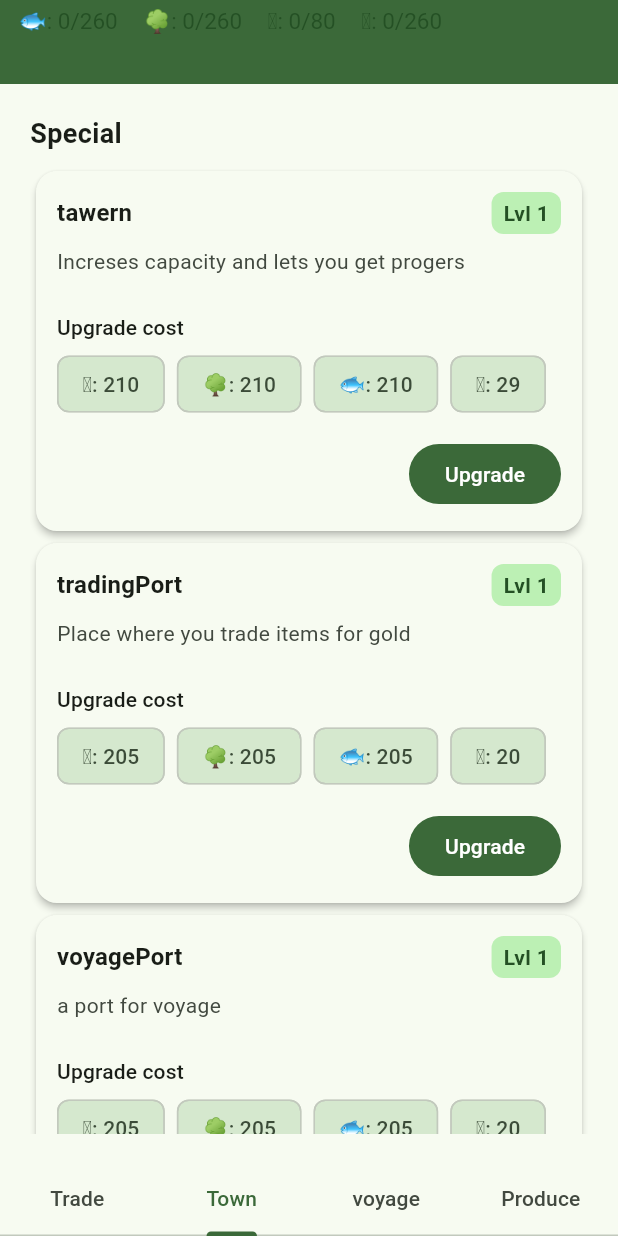
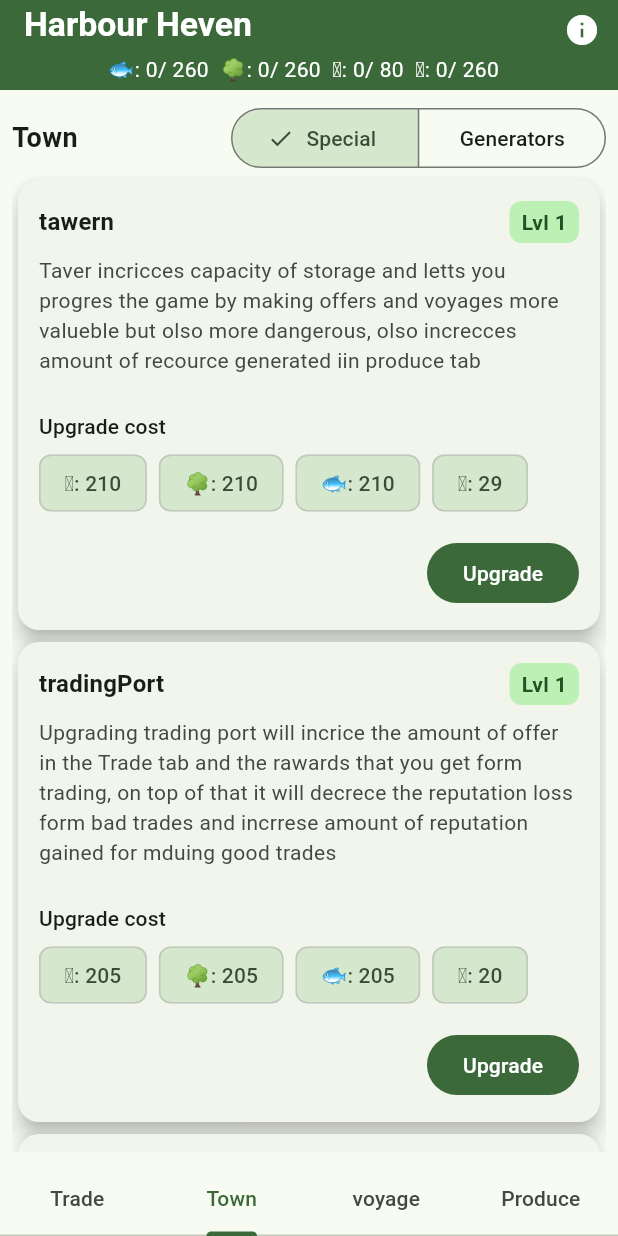
Before and after one commit to RafikoZZ55/harbour-heven, a Flutter app: the screen it shows after launch, item 2 of the bottom bar chosen, on a phone screen of 412 x 824 dp. Run offline on Flutter 3.47's test engine with Material 3 defaults, Android fonts, the phone set to English and light mode, and no system bars; our stand-ins replace flutter_riverpod, hive_flutter; accounts and stored records are empty.

Commit message:
reworked appBar, perfected tow_view and completed descriptions for buildings

```diff
--- a/harbour_heven/lib/components/building_card.dart
+++ b/harbour_heven/lib/components/building_card.dart
@@ -55,8 +55,7 @@ class _BuildingCardState extends ConsumerState<BuildingCard> {
     final scheme = Theme.of(context).colorScheme;
 
     return Card(
-      elevation: 2,
-      color: scheme.surface,
+      elevation: 6,
       shape: RoundedRectangleBorder(
         borderRadius: BorderRadius.circular(14),
       ),
@@ -98,10 +97,23 @@ class _BuildingCardState extends ConsumerState<BuildingCard> {
                   ),
             ),
             const SizedBox(height: 12),
-            building is Generator ? LinearProgressIndicator(
-              value: progres,
-              minHeight: 7.5,
-            ):
+
+            building is Generator
+                ? TweenAnimationBuilder<double>(
+                    tween: Tween<double>(
+                      begin: 0,
+                      end: progres,
+                    ),
+                    duration: const Duration(milliseconds: 1100),
+                    curve: Curves.easeInOut,
+                    builder: (context, value, _) {
+                      return LinearProgressIndicator(
+                        value: value,
+                        minHeight: 7.5,
+                      );
+                    },
+                  )
+                : const SizedBox.shrink(),
 
             const SizedBox(height: 12),
             Text(
@@ -122,7 +134,9 @@ class _BuildingCardState extends ConsumerState<BuildingCard> {
                 );
               }).toList(),
             ),
+
             const SizedBox(height: 12),
+
             Align(
               alignment: Alignment.centerRight,
               child: FilledButton(
--- /dev/null
+++ b/harbour_heven/lib/components/main_game_bar.dart
@@ -0,0 +1,54 @@
+import 'package:flutter/material.dart';
+import 'package:flutter_riverpod/flutter_riverpod.dart';
+import 'package:harbour_heven/data/model/player/player.dart';
+import 'package:harbour_heven/data/providers/player/player_provider.dart';
+
+
+class MainGameBar extends ConsumerWidget implements PreferredSizeWidget {
+  const MainGameBar({super.key});
+
+  @override
+  Widget build(BuildContext context, WidgetRef ref) {
+    final Player player = ref.watch(playerProvider);
+
+    ColorScheme scheme = Theme.of(context).colorScheme;
+
+    return AppBar(
+      title: Text("Harbour Heven"),
+      titleTextStyle: TextStyle(
+        color: scheme.onPrimary,
+        fontWeight: FontWeight.bold,
+        fontSize: 22.5
+      ),
+      iconTheme: IconThemeData(
+        color: scheme.onPrimary
+      ),
+      actions: [
+        IconButton(
+          onPressed: (){},
+          icon: Icon(Icons.info),
+        )
+      ],
+      bottom: PreferredSize(
+        preferredSize: preferredSize,
+        child: Padding(
+          padding: const EdgeInsets.all(4.0),
+          child: Wrap(
+            children: player.resources.entries.map(
+              (r) => Text(
+                "${r.key.icon}: ${r.value}/ ${player.calculateCapacity(resourceType: r.key)}  ",
+                style: TextStyle(
+                  color: scheme.onPrimary
+                ),
+              )
+            ).toList(),
+          ),
+        )
+      ),
+      backgroundColor: scheme.primary,
+    );
+  }
+
+  @override
+  Size get preferredSize => Size(double.infinity, 60);
+}
--- a/harbour_heven/lib/components/resource_bar.dart
+++ /dev/null
@@ -1,28 +0,0 @@
-import 'package:flutter/material.dart';
-import 'package:flutter_riverpod/flutter_riverpod.dart';
-import 'package:harbour_heven/components/resource_display.dart';
-import 'package:harbour_heven/data/providers/player/player_provider.dart';
-
-
-class ResourceBar extends ConsumerWidget {
-  const ResourceBar({super.key});
-
-  @override
-  Widget build(BuildContext context, WidgetRef ref) {
-    final playerResources = ref.watch(playerProvider.select((p) => p.resources));
-
-    return SizedBox(
-      height: 56,
-      child: ListView.separated(
-        scrollDirection: Axis.horizontal,
-        padding: const EdgeInsets.symmetric(horizontal: 8),
-        itemCount: playerResources.length,
-        separatorBuilder: (_,_) => const SizedBox(width: 8),
-        itemBuilder: (context, index) {
-          final type = playerResources.keys.elementAt(index);
-          return ResourceDisplay(resourceType: type);
-        },
-      ),
-    );
-  }
-}
--- a/harbour_heven/lib/data/model/building/fishing_dock.dart
+++ b/harbour_heven/lib/data/model/building/fishing_dock.dart
@@ -8,7 +8,7 @@ class FishingDock extends Generator {
   super(
     level: level ?? 1,
     type: BuildingType.fishingDock,
-    description: "basic description for a fishing dock",
+    description: "Fishing Dock is a building that passively generates fish even if you`re offline uprading it will incrice the amount of fish that is genereted per cycle ",
     price: <ResourceType,int>{ResourceType.fish: 10},
     recourcetype: ResourceType.fish
   );
--- a/harbour_heven/lib/data/model/building/quarry.dart
+++ b/harbour_heven/lib/data/model/building/quarry.dart
@@ -8,7 +8,7 @@ class Quarry extends Generator{
   super(
     level: level ?? 1,
     type: BuildingType.quarry,
-    description: "a stone quarry that generates stone",
+    description: "Quarry lets you generate stone passively even if you`re offline, upgrading it will incricce mount of recources generated per cycle",
     recourcetype: ResourceType.stone,
     price: <ResourceType,int>{ResourceType.fish: 15}
   );
--- a/harbour_heven/lib/data/model/building/sawmill.dart
+++ b/harbour_heven/lib/data/model/building/sawmill.dart
@@ -11,7 +11,7 @@ class Sawmill extends Generator {
   super(
     level: level ?? 1,
     type: BuildingType.sawmill,
-    description: "Place where you cut wood",
+    description: "Sawmill lets you passively generate resouces even if you`re offline, upgrading it will increcce amuont of resouces generated per cycle",
     recourcetype: ResourceType.wood,
     price: <ResourceType,int>{}
   );
--- a/harbour_heven/lib/data/model/building/tawern.dart
+++ b/harbour_heven/lib/data/model/building/tawern.dart
@@ -9,7 +9,7 @@ class Tawern extends Building {
   Tawern({int? level}):
   super(
     level: level ?? 1,
-    description: "Increses capacity and lets you get progers",
+    description: "Taver incricces capacity of storage and letts you progres the game by making offers and voyages more valueble but olso more dangerous, olso increcces amount of recource generated iin produce tab",
     type: BuildingType.tawern,
     price: <ResourceType,int>{}
   );
--- a/harbour_heven/lib/data/model/building/trading_port.dart
+++ b/harbour_heven/lib/data/model/building/trading_port.dart
@@ -19,7 +19,7 @@ class TradingPort extends Building {
   super(
     level: level ?? 1,
     type: BuildingType.tradingPort,
-    description: "Place where you trade items for gold",
+    description: "Upgrading trading port will incrice the amount of offer in the Trade tab and the rawards that you get form trading, on top of that it will decrece the reputation loss form bad trades and incrrese amount of reputation gained for mduing good trades ",
     price: <ResourceType,int>{}
   );
 
--- a/harbour_heven/lib/data/model/building/voyage_port.dart
+++ b/harbour_heven/lib/data/model/building/voyage_port.dart
@@ -24,7 +24,7 @@ class VoyagePort extends Building {
   super(
     level: level ?? 1,
     type: BuildingType.voyagePort,
-    description: "a port for voyage",
+    description: "Voyage Port is responsable for amut of voyages you can choose form and amout of extra loot you can get from them",
     price: <ResourceType,int>{}
   );
 
--- a/harbour_heven/lib/data/model/player/operators/player_offer_operator.dart
+++ b/harbour_heven/lib/data/model/player/operators/player_offer_operator.dart
@@ -18,7 +18,7 @@ extension PlayerOfferOperator on Player {
   }
 
   int _claculeteOfferQueeSize(){
-    return 2 + (2* (_getTradingPort().level / 3).floor());
+    return  ( 1 + (_getTradingPort().level).floor());
   }
 
   Map<ResourceType,int> _calculateOfferRewards({required OfferType offerType}) {
--- a/harbour_heven/lib/main.dart
+++ b/harbour_heven/lib/main.dart
@@ -4,7 +4,7 @@ import 'package:harbour_heven/data/hive/building_state.dart';
 import 'package:harbour_heven/data/hive/offer_state.dart';
 import 'package:harbour_heven/data/hive/player_state.dart';
 import 'package:harbour_heven/data/hive/voyage_state.dart';
-import 'package:harbour_heven/pages/game_main_page.dart';
+import 'package:harbour_heven/pages/main_game_page.dart';
 import 'package:hive_flutter/adapters.dart';
 void main() async {
   await Hive.initFlutter();
@@ -37,6 +37,7 @@ class _MainState extends ConsumerState<Main> {
   @override
   Widget build(BuildContext context) {
     return MaterialApp(
+      debugShowCheckedModeBanner: false,
       theme: ThemeData(
         colorScheme: ColorScheme.fromSeed(
           seedColor: const Color.fromARGB(255, 0, 255, 76),
@@ -45,7 +46,7 @@ class _MainState extends ConsumerState<Main> {
         ),
       ),
 
-      home: GameMainPage(),
+      home: MainGamePage(),
     );
   }
 }
--- a/harbour_heven/lib/pages/game_main_page.dart
+++ b/harbour_heven/lib/pages/main_game_page.dart
@@ -1,28 +1,22 @@
 import 'package:flutter/material.dart';
 import 'package:flutter_riverpod/flutter_riverpod.dart';
-import 'package:harbour_heven/components/resource_bar.dart';
+import 'package:harbour_heven/components/main_game_bar.dart';
 import 'package:harbour_heven/views/offer_view.dart';
 import 'package:harbour_heven/views/production_view.dart';
 import 'package:harbour_heven/views/town_view.dart';
 import 'package:harbour_heven/views/voyage_view.dart';
-class GameMainPage extends ConsumerStatefulWidget {
-  const GameMainPage({super.key});
+class MainGamePage extends ConsumerStatefulWidget {
+  const MainGamePage({super.key});
 
   @override
-  ConsumerState<GameMainPage> createState() => _GameMainPageState();
+  ConsumerState<MainGamePage> createState() => _MainGamePageState();
 }
 
-class _GameMainPageState extends ConsumerState<GameMainPage> {
+class _MainGamePageState extends ConsumerState<MainGamePage> {
   @override
   Widget build(BuildContext context) {
-
-    ColorScheme colorScheme = Theme.of(context).colorScheme;
     return Scaffold(
-      appBar: AppBar(
-        titleSpacing: 0,
-        title: const ResourceBar(),
-        backgroundColor: colorScheme.primary,
-      ),
+      appBar: MainGameBar(),
       body: DefaultTabController(
         length: 4,
         child: Column(
--- /dev/null
+++ b/harbour_heven/lib/views/town_generators_view.dart
@@ -0,0 +1,22 @@
+import 'package:flutter/material.dart';
+import 'package:flutter_riverpod/flutter_riverpod.dart';
+import 'package:harbour_heven/components/building_card.dart';
+import 'package:harbour_heven/data/model/building/building.dart';
+import 'package:harbour_heven/data/model/enum/building_type.dart';
+import 'package:harbour_heven/data/model/player/player.dart';
+import 'package:harbour_heven/data/providers/player/player_provider.dart';
+
+class TownGeneratorsView extends ConsumerWidget {
+const TownGeneratorsView({ super.key });
+
+  @override
+  Widget build(BuildContext context, WidgetRef ref){
+    final Player player = ref.watch(playerProvider);
+    final List<Building> generators = player.buildings.where((b) => BuildingType.generators().contains(b.type)).toList();
+
+
+    return ListView(
+      children: generators.map((e) => BuildingCard(buidingIndex:  player.buildings.indexOf(e))).toList(),
+    );
+  }
+}
--- /dev/null
+++ b/harbour_heven/lib/views/town_special_view.dart
@@ -0,0 +1,23 @@
+import 'package:flutter/material.dart';
+import 'package:flutter_riverpod/flutter_riverpod.dart';
+import 'package:harbour_heven/components/building_card.dart';
+import 'package:harbour_heven/data/model/building/building.dart';
+import 'package:harbour_heven/data/model/enum/building_type.dart';
+import 'package:harbour_heven/data/model/player/player.dart';
+import 'package:harbour_heven/data/providers/player/player_provider.dart';
+
+class TownSpecialView extends ConsumerWidget {
+const TownSpecialView({super.key});
+
+  @override
+  Widget build(BuildContext context, WidgetRef ref){
+
+    final Player player = ref.watch(playerProvider);
+    final List<Building> special = player.buildings.where((b) => BuildingType.special().contains(b.type)).toList();
+
+
+    return ListView(
+      children: special.map((e) => BuildingCard(buidingIndex:  player.buildings.indexOf(e))).toList(),
+    );
+  }
+}
--- a/harbour_heven/lib/views/town_view.dart
+++ b/harbour_heven/lib/views/town_view.dart
@@ -1,11 +1,7 @@
 import 'package:flutter/material.dart';
 import 'package:flutter_riverpod/flutter_riverpod.dart';
-import 'package:harbour_heven/data/model/building/building.dart';
-import 'package:harbour_heven/data/model/building/generator.dart';
-import 'package:harbour_heven/data/model/enum/building_type.dart';
-import 'package:harbour_heven/data/model/player/player.dart';
-import 'package:harbour_heven/data/providers/player/player_provider.dart';
-import 'package:harbour_heven/components/building_card.dart';
+import 'package:harbour_heven/views/town_generators_view.dart';
+import 'package:harbour_heven/views/town_special_view.dart';
 
 class TownView extends ConsumerStatefulWidget {
   const TownView({super.key});
@@ -14,53 +10,65 @@ class TownView extends ConsumerStatefulWidget {
   ConsumerState<TownView> createState() => _TownViewState();
 }
 
+enum TownViews {special, generators}
+
 class _TownViewState extends ConsumerState<TownView> {
+
+  TownViews? _selectedTownViewBtn;
+  Widget? _selectedTownView;
+
   @override
   Widget build(BuildContext context) {
-    final Player player = ref.watch(playerProvider);
-
-    final List<Generator> generators =
-        player.buildings.whereType<Generator>().toList();
-
-    final List<Building> special = player.buildings.where((element) {
-      return BuildingType.special().contains(element.type);
-    }).toList();
+    _selectedTownViewBtn ??= TownViews.special;
+    if(_selectedTownViewBtn == TownViews.special) {_selectedTownView = TownSpecialView();}
+    else {_selectedTownView = TownGeneratorsView();}
 
     return Padding(
-      padding: const EdgeInsets.all(20),
-      child: SingleChildScrollView(
+      padding: const EdgeInsets.all(8),
         child: Column(
           crossAxisAlignment: CrossAxisAlignment.start,
           children: [
 
-            const Text(
-              'Special',
-              style: TextStyle(fontSize: 18, fontWeight: FontWeight.bold),
+            Row(
+              mainAxisAlignment: MainAxisAlignment.spaceBetween,
+              children: [
+                const Text(
+                  'Town',
+                  style: TextStyle(fontSize: 18, fontWeight: FontWeight.bold),
+                ),
+                SizedBox(
+                  width: 250,
+                  child: SegmentedButton(
+                    segments: [
+                      ButtonSegment(
+                        value: TownViews.special,
+                        label: Text("Special"),
+                      ),
+                      ButtonSegment(
+                        value: TownViews.generators,
+                        label: Text("Generators"),
+                      ),
+                    ],
+                    selected: {_selectedTownViewBtn},
+                    onSelectionChanged: (selected) {
+                      setState(() {
+                        _selectedTownViewBtn = selected.first;
+                      });
+                    },
+                  ),
+                )
+              ],
             ),
-            const SizedBox(height: 8),
 
-            ...special.map(
-              (b) => BuildingCard(
-                buidingIndex: player.buildings.indexOf(b),
+            Expanded(
+              child: AnimatedSwitcher(
+                duration: Duration(microseconds: 250),
+                child: _selectedTownView,
               ),
             ),
 
-            const SizedBox(height: 24),
-
-            const Text(
-              'Generators',
-              style: TextStyle(fontSize: 18, fontWeight: FontWeight.bold),
-            ),
-            const SizedBox(height: 8),
-
-            ...generators.map(
-              (g) => BuildingCard(
-                buidingIndex: player.buildings.indexOf(g),
-              ),
-            ),
           ],
         ),
-      ),
     );
   }
 }
--- a/harbour_heven/lib/views/voyage_voyage_view.dart
+++ b/harbour_heven/lib/views/voyage_voyage_view.dart
@@ -4,28 +4,25 @@ import 'package:harbour_heven/components/voyage_card.dart';
 import 'package:harbour_heven/data/model/building/voyage_port.dart';
 import 'package:harbour_heven/data/providers/player/player_provider.dart';
 
-class VoyageVoyageView extends ConsumerStatefulWidget {
-  const VoyageVoyageView({ Key? key }) : super(key: key);
+class VoyageVoyageView extends ConsumerWidget {
+  const VoyageVoyageView({super.key});
 
   @override
-  createState() => _VoyageVoyageViewState();
-}
-
-class _VoyageVoyageViewState extends ConsumerState<VoyageVoyageView> {
-  @override
-  Widget build(BuildContext context) {
-
-    VoyagePort voyagePort = ref.watch(playerProvider.select(
-      (e) => e.buildings.whereType<VoyagePort>().first
-    ));
+  Widget build(BuildContext context, WidgetRef ref) {
+    final voyagePort = ref.watch(
+      playerProvider.select(
+        (e) => e.buildings.whereType<VoyagePort>().first,
+      ),
+    );
 
     return Column(
       crossAxisAlignment: CrossAxisAlignment.start,
-      spacing: 2.5,
       children: [
         Expanded(
-          child: ListView(
-            children: voyagePort.currentVoyages.map((e) => VoyageCard(index: voyagePort.currentVoyages.indexOf(e))).toList(),
+          child: ListView.builder(
+            itemCount: voyagePort.currentVoyages.length,
+            itemBuilder: (context, index) =>
+                VoyageCard(index: index),
           ),
         ),
       ],
```
